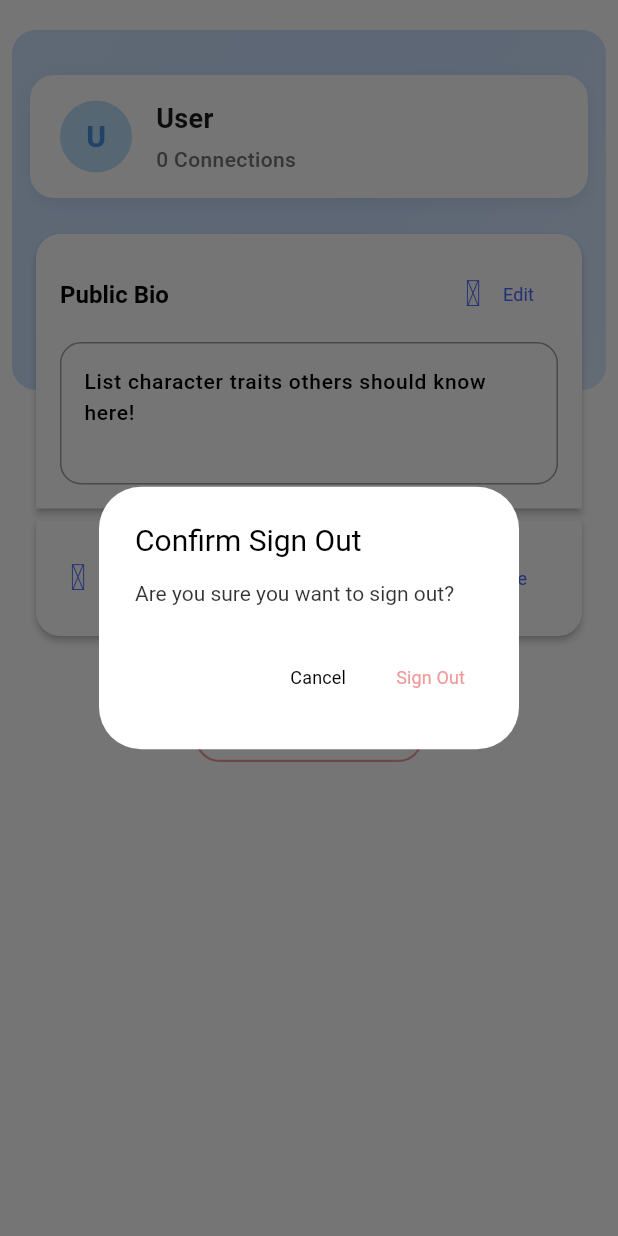
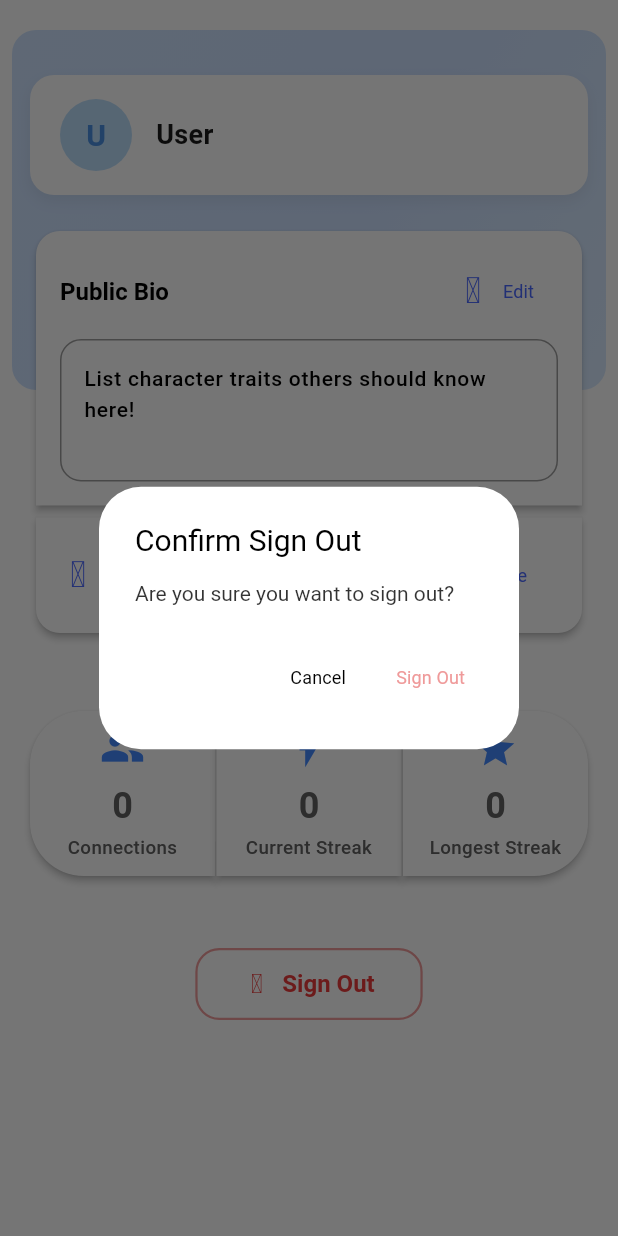
Before and after one commit to LucasKniska/Hey-You, a Flutter app: the ProfilePage screen opened directly, after a tap on "Sign Out", on a phone screen of 412 x 824 dp. Run offline on Flutter 3.47's test engine with Material 3 defaults, Android fonts, the phone set to English and light mode, and no system bars; our stand-ins replace cloud_firestore, firebase_auth, firebase_core, flutter_animate, flutter_native_splash, geocoding and 6 more; accounts and stored records are empty; project files that could hold a hidden picture were left out.

Commit message:
Updated profile page look to include stats

```diff
--- a/lib/Data/repositories/authentication/authentication_repository.dart
+++ b/lib/Data/repositories/authentication/authentication_repository.dart
@@ -91,7 +91,7 @@ class AuthenticationRepository extends GetxController{
       await FirebaseAuth.instance.signOut().then((_) {
         UserRepository.instance.stopListeningToUser();
       });
-      Get.to(() => LoginScreen());
+      Get.offAll(() => LoginScreen());
     } catch (e) {
       TSnackBars.errorSnackBar(title: 'There has been an error signing out of your account');
     }
--- a/lib/Features/EditProfile/ProfilePage.dart
+++ b/lib/Features/EditProfile/ProfilePage.dart
@@ -9,6 +9,7 @@ import 'package:iconsax_flutter/iconsax_flutter.dart';
 import '../../Data/repositories/user/user_repository.dart';
 import '../../utils/constants/colors.dart';
 import '../../utils/constants/sizes.dart';
+import 'components/StatsWidgets.dart';
 
 class ProfilePage extends StatefulWidget {
   const ProfilePage({super.key});
@@ -75,7 +76,6 @@ class _ProfilePageState extends State<ProfilePage> with SingleTickerProviderStat
     final firstName = currentUser.firstName.isNotEmpty ? currentUser.firstName : "User";
     final lastInitial = currentUser.lastName.isNotEmpty ? "${currentUser.lastName[0]}." : "";
     final initials = "${firstName.isNotEmpty ? firstName[0] : ''}${currentUser.lastName.isNotEmpty ? currentUser.lastName[0] : ''}";
-    final connections = currentUser.totalConnections;
     return Container(
       margin: const EdgeInsets.only(top: 10, left: 20, right: 20, bottom: 20),
       padding: const EdgeInsets.symmetric(vertical: 16, horizontal: 20),
@@ -115,14 +115,6 @@ class _ProfilePageState extends State<ProfilePage> with SingleTickerProviderStat
                     fontWeight: FontWeight.bold,
                     fontSize: 18,
                     color: Color(0xFF1A1A1A),
-                  ),
-                ),
-                const SizedBox(height: 4),
-                Text(
-                  "${connections == 1 ? '1 Connection' : '${connections} Connections'}",
-                  style: TextStyle(
-                    fontSize: 14,
-                    color: Colors.grey[600],
                   ),
                 ),
               ],
@@ -223,6 +215,11 @@ class _ProfilePageState extends State<ProfilePage> with SingleTickerProviderStat
                           ),
                         ),
                         const SizedBox(height: TSizes.spaceBtwSections),
+
+                        StatsRow(currentUser: currentUser),
+
+                        const SizedBox(height: TSizes.spaceBtwSections),
+
                         Center(
                           child: OutlinedButton.icon(
                             icon: const Icon(Iconsax.logout, color: Color(0xFFEC3B3B)),
@@ -249,7 +246,7 @@ class _ProfilePageState extends State<ProfilePage> with SingleTickerProviderStat
                                       child: Text('Cancel', style: TextStyle(color: Colors.black)),
                                     ),
                                     TextButton(
-                                      onPressed: () => Navigator.of(context).pop(true),
+                                      onPressed: () => AuthenticationRepository.instance.signOut(),
                                       child: const Text('Sign Out', style: TextStyle(color: Color(0xFFEF9A9A))),
                                     ),
                                   ],
--- /dev/null
+++ b/lib/Features/EditProfile/components/StatsWidgets.dart
@@ -0,0 +1,163 @@
+import 'package:flutter/material.dart';
+
+import '../../../Data/models/UserModel.dart';
+
+class StatsRow extends StatelessWidget {
+  final UserModel currentUser;
+
+  const StatsRow({Key? key, required this.currentUser}) : super(key: key);
+
+  @override
+  Widget build(BuildContext context) {
+    // A pill effect: First/Last cards have only one rounded side
+    return Padding(
+      padding: const EdgeInsets.symmetric(vertical: 16.0),
+      child: Row(
+        mainAxisAlignment: MainAxisAlignment.center,
+        children: [
+          Expanded(
+            child: AnimatedStatCard(
+              icon: Icons.people,
+              label: (currentUser.totalConnections == 1) ? 'Connection' : 'Connections',
+              value: currentUser.totalConnections.toString(),
+              borderRadius: const BorderRadius.only(
+                topLeft: Radius.circular(36),
+                bottomLeft: Radius.circular(36),
+              ),
+            ),
+          ),
+          Container(width: 1, height: 64, color: Colors.grey[200]), // thin divider
+          Expanded(
+            child: AnimatedStatCard(
+              icon: Icons.flash_on,
+              label: 'Current Streak',
+              value: currentUser.currentStreak.toString(),
+              borderRadius: BorderRadius.zero,
+            ),
+          ),
+          Container(width: 1, height: 64, color: Colors.grey[200]), // thin divider
+          Expanded(
+            child: AnimatedStatCard(
+              icon: Icons.star,
+              label: 'Longest Streak',
+              value: currentUser.longestStreak.toString(),
+              borderRadius: const BorderRadius.only(
+                topRight: Radius.circular(36),
+                bottomRight: Radius.circular(36),
+              ),
+            ),
+          ),
+        ],
+      ),
+    );
+  }
+}
+
+class AnimatedStatCard extends StatefulWidget {
+  final IconData icon;
+  final String label;
+  final String value;
+  final BorderRadius borderRadius;
+
+  const AnimatedStatCard({
+    required this.icon,
+    required this.label,
+    required this.value,
+    required this.borderRadius,
+    Key? key,
+  }) : super(key: key);
+
+  @override
+  State<AnimatedStatCard> createState() => _AnimatedStatCardState();
+}
+
+class _AnimatedStatCardState extends State<AnimatedStatCard> with SingleTickerProviderStateMixin {
+  late AnimationController _controller;
+  late Animation<double> _scaleAnimation;
+  bool _isPressed = false;
+
+  @override
+  void initState() {
+    super.initState();
+    _controller = AnimationController(
+      vsync: this,
+      duration: const Duration(milliseconds: 180),
+      lowerBound: 0.0,
+      upperBound: 1.0,
+    );
+    _scaleAnimation = TweenSequence([
+      TweenSequenceItem(tween: Tween(begin: 1.0, end: 1.08), weight: 50),
+      TweenSequenceItem(tween: Tween(begin: 1.08, end: 1.0), weight: 50),
+    ]).animate(CurvedAnimation(parent: _controller, curve: Curves.easeOut));
+  }
+
+  @override
+  void dispose() {
+    _controller.dispose();
+    super.dispose();
+  }
+
+  void _onTapDown(TapDownDetails details) {
+    setState(() {
+      _isPressed = true;
+    });
+    _controller.forward(from: 0.0);
+  }
+
+  void _onTapUp(TapUpDetails details) {
+    setState(() {
+      _isPressed = false;
+    });
+  }
+
+  void _onTapCancel() {
+    setState(() {
+      _isPressed = false;
+    });
+  }
+
+  @override
+  Widget build(BuildContext context) {
+    final Color bgColor = _isPressed ? Colors.blueAccent : Colors.white;
+    final Color iconColor = _isPressed ? Colors.white : Colors.blueAccent;
+    final Color textColor = _isPressed ? Colors.white : Colors.grey[700]!;
+
+    return GestureDetector(
+      onTapDown: _onTapDown,
+      onTapUp: _onTapUp,
+      onTapCancel: _onTapCancel,
+      child: ScaleTransition(
+        scale: _scaleAnimation,
+        child: Material(
+          elevation: 2,
+          color: bgColor,
+          borderRadius: widget.borderRadius,
+          child: Container(
+            height: 110,
+            margin: EdgeInsets.zero,
+            decoration: BoxDecoration(
+              borderRadius: widget.borderRadius,
+            ),
+            child: Column(
+              mainAxisAlignment: MainAxisAlignment.center,
+              children: [
+                Icon(widget.icon, size: 30, color: iconColor),
+                const SizedBox(height: 6),
+                Text(
+                  widget.value,
+                  style: TextStyle(fontWeight: FontWeight.bold, fontSize: 24, color: textColor),
+                ),
+                const SizedBox(height: 2),
+                Text(
+                  widget.label,
+                  textAlign: TextAlign.center,
+                  style: TextStyle(fontSize: 12.5, color: textColor),
+                ),
+              ],
+            ),
+          ),
+        ),
+      ),
+    );
+  }
+}
```
